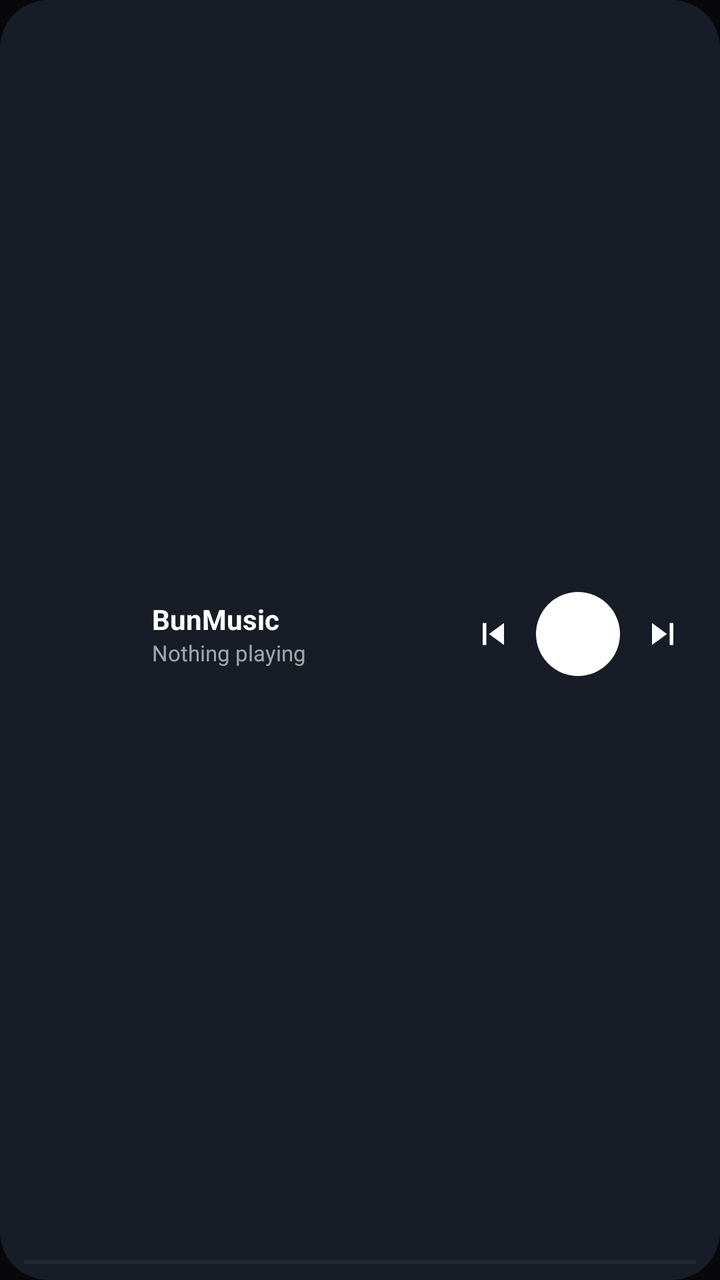
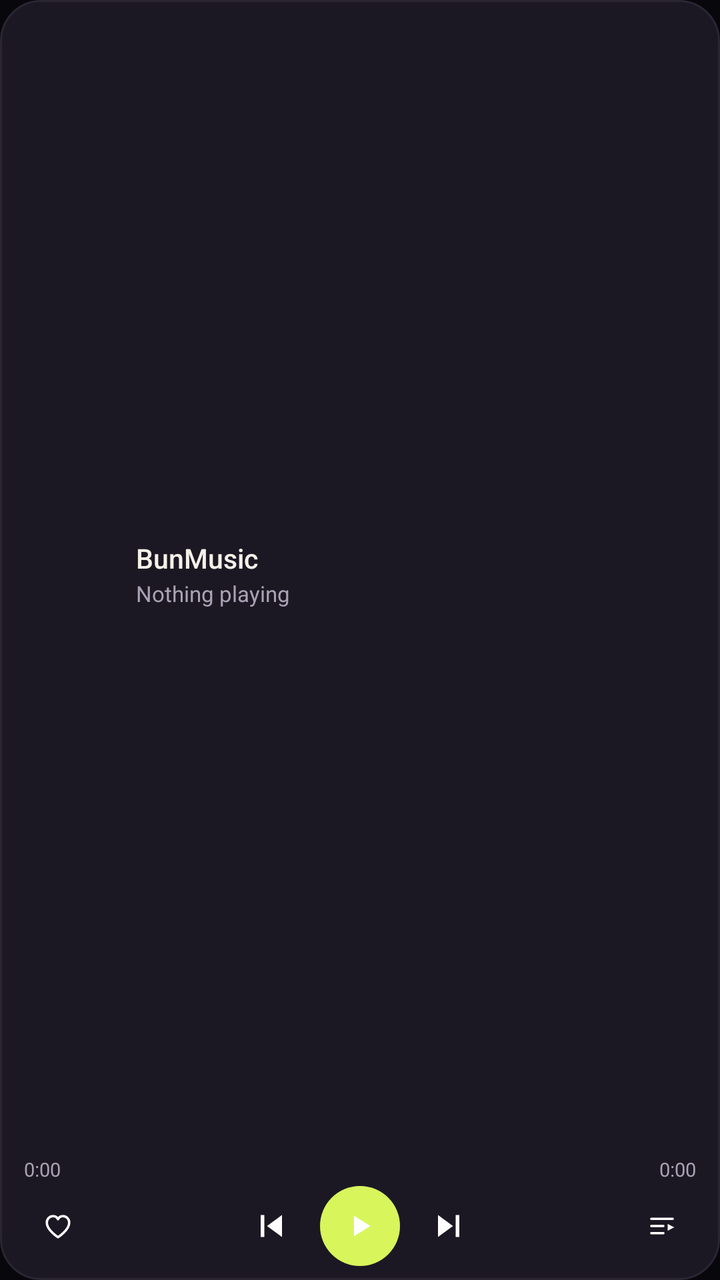

Screens rendered from an Android XML layout before and after an edit, with the pre-edit source and the edit as a unified diff.
<!-- AndroidManifest.xml: application theme Theme.BunMusic -->
<!-- res/layout/widget_player.xml -->
<?xml version="1.0" encoding="utf-8"?>
<LinearLayout xmlns:android="http://schemas.android.com/apk/res/android"
    android:id="@+id/widget_root"
    android:layout_width="match_parent"
    android:layout_height="match_parent"
    android:orientation="vertical"
    android:background="@drawable/widget_bg_dark"
    android:paddingStart="12dp"
    android:paddingEnd="12dp"
    android:paddingTop="10dp"
    android:paddingBottom="8dp">

    <LinearLayout
        android:layout_width="match_parent"
        android:layout_height="0dp"
        android:layout_weight="1"
        android:orientation="horizontal"
        android:gravity="center_vertical">

        <ImageView
            android:id="@+id/widget_art"
            android:layout_width="52dp"
            android:layout_height="52dp"
            android:scaleType="centerCrop"
            android:contentDescription="@null" />

        <LinearLayout
            android:layout_width="0dp"
            android:layout_height="wrap_content"
            android:layout_weight="1"
            android:orientation="vertical"
            android:layout_marginStart="12dp"
            android:layout_marginEnd="8dp">

            <TextView
                android:id="@+id/widget_title"
                android:layout_width="match_parent"
                android:layout_height="wrap_content"
                android:textSize="14sp"
                android:textStyle="bold"
                android:textColor="#FFFFFF"
                android:maxLines="1"
                android:ellipsize="end"
                android:text="BunMusic" />

            <TextView
                android:id="@+id/widget_artist"
                android:layout_width="match_parent"
                android:layout_height="wrap_content"
                android:textSize="11sp"
                android:textColor="#99FFFFFF"
                android:maxLines="1"
                android:ellipsize="end"
                android:text="Nothing playing" />
        </LinearLayout>

        <ImageView
            android:id="@+id/widget_prev"
            android:layout_width="34dp"
            android:layout_height="34dp"
            android:padding="7dp"
            android:src="@drawable/ic_w_prev"
            android:contentDescription="Previous" />

        <ImageView
            android:id="@+id/widget_toggle"
            android:layout_width="42dp"
            android:layout_height="42dp"
            android:layout_marginStart="4dp"
            android:layout_marginEnd="4dp"
            android:padding="11dp"
            android:background="@drawable/widget_btn_dark"
            android:src="@drawable/ic_w_play"
            android:contentDescription="Play or pause" />

        <ImageView
            android:id="@+id/widget_next"
            android:layout_width="34dp"
            android:layout_height="34dp"
            android:padding="7dp"
            android:src="@drawable/ic_w_next"
            android:contentDescription="Next" />
    </LinearLayout>

    <ProgressBar
        android:id="@+id/widget_progress"
        style="?android:attr/progressBarStyleHorizontal"
        android:layout_width="match_parent"
        android:layout_height="2dp"
        android:layout_marginTop="6dp"
        android:max="1000"
        android:progress="0"
        android:progressTint="#FFFFFF"
        android:progressBackgroundTint="#33FFFFFF" />
</LinearLayout>
<!-- resources referenced by this layout -->
<resources>
  <!-- drawable ic_w_next (drawable) -->
  <vector xmlns:android="http://schemas.android.com/apk/res/android"
      android:width="24dp" android:height="24dp"
      android:viewportWidth="24" android:viewportHeight="24">
      <path android:fillColor="#FFFFFF" android:pathData="M6,5.4 L15,12 L6,18.6 Z M16.6,5.4 h2.2 v13.2 h-2.2 z" />
  </vector>
  <!-- drawable ic_w_play (drawable) -->
  <vector xmlns:android="http://schemas.android.com/apk/res/android"
      android:width="24dp" android:height="24dp"
      android:viewportWidth="24" android:viewportHeight="24">
      <path android:fillColor="#FFFFFF" android:pathData="M8,5.2 L19,12 L8,18.8 Z" />
  </vector>
  <!-- drawable ic_w_prev (drawable) -->
  <vector xmlns:android="http://schemas.android.com/apk/res/android"
      android:width="24dp" android:height="24dp"
      android:viewportWidth="24" android:viewportHeight="24">
      <path android:fillColor="#FFFFFF" android:pathData="M18,5.4 L9,12 L18,18.6 Z M5.2,5.4 h2.2 v13.2 h-2.2 z" />
  </vector>
  <!-- drawable widget_bg_dark (drawable) -->
  <?xml version="1.0" encoding="utf-8"?>
  <shape xmlns:android="http://schemas.android.com/apk/res/android" android:shape="rectangle">
      <corners android:radius="24dp" />
      <solid android:color="#171C26" />
  </shape>
  <!-- drawable widget_btn_dark (drawable) -->
  <?xml version="1.0" encoding="utf-8"?>
  <shape xmlns:android="http://schemas.android.com/apk/res/android" android:shape="oval">
      <solid android:color="#FFFFFF" />
  </shape>
  <style name="Theme.BunMusic" parent="android:Theme.Material.NoActionBar">
          <item name="android:statusBarColor">#08070B</item>
          <item name="android:navigationBarColor">#08070B</item>
          <item name="android:windowBackground">#08070B</item>
          <item name="android:windowLightStatusBar">false</item>
      </style>
</resources>

<!-- the commit's change to res/layout/widget_player.xml (unified diff, before → after) -->
@@ -4,13 +4,14 @@
     android:layout_width="match_parent"
     android:layout_height="match_parent"
     android:orientation="vertical"
-    android:background="@drawable/widget_bg_dark"
+    android:background="@drawable/widget_card_midnight_round"
     android:paddingStart="12dp"
     android:paddingEnd="12dp"
-    android:paddingTop="10dp"
-    android:paddingBottom="8dp">
+    android:paddingTop="9dp"
+    android:paddingBottom="7dp">
 
     <LinearLayout
+        android:id="@+id/widget_top"
         android:layout_width="match_parent"
         android:layout_height="0dp"
         android:layout_weight="1"
@@ -19,8 +20,8 @@
 
         <ImageView
             android:id="@+id/widget_art"
-            android:layout_width="52dp"
-            android:layout_height="52dp"
+            android:layout_width="46dp"
+            android:layout_height="match_parent"
             android:scaleType="centerCrop"
             android:contentDescription="@null" />
 
@@ -28,17 +29,17 @@
             android:layout_width="0dp"
             android:layout_height="wrap_content"
             android:layout_weight="1"
-            android:orientation="vertical"
-            android:layout_marginStart="12dp"
-            android:layout_marginEnd="8dp">
+            android:layout_marginStart="10dp"
+            android:layout_marginEnd="6dp"
+            android:orientation="vertical">
 
             <TextView
                 android:id="@+id/widget_title"
                 android:layout_width="match_parent"
                 android:layout_height="wrap_content"
-                android:textSize="14sp"
-                android:textStyle="bold"
-                android:textColor="#FFFFFF"
+                android:fontFamily="sans-serif-medium"
+                android:textSize="13.5sp"
+                android:textColor="#F4F1E9"
                 android:maxLines="1"
                 android:ellipsize="end"
                 android:text="BunMusic" />
@@ -47,49 +48,113 @@
                 android:id="@+id/widget_artist"
                 android:layout_width="match_parent"
                 android:layout_height="wrap_content"
+                android:layout_marginTop="1dp"
+                android:fontFamily="sans-serif"
                 android:textSize="11sp"
-                android:textColor="#99FFFFFF"
+                android:textColor="#A8A2B4"
                 android:maxLines="1"
                 android:ellipsize="end"
                 android:text="Nothing playing" />
         </LinearLayout>
+    </LinearLayout>
+
+    <ImageView
+        android:id="@+id/widget_progress"
+        android:layout_width="match_parent"
+        android:layout_height="3dp"
+        android:layout_marginTop="7dp"
+        android:scaleType="fitXY"
+        android:contentDescription="@null" />
+
+    <LinearLayout
+        android:id="@+id/widget_times"
+        android:layout_width="match_parent"
+        android:layout_height="wrap_content"
+        android:layout_marginTop="3dp"
+        android:orientation="horizontal">
+
+        <TextView
+            android:id="@+id/widget_elapsed"
+            android:layout_width="wrap_content"
+            android:layout_height="wrap_content"
+            android:fontFamily="sans-serif"
+            android:textSize="9.5sp"
+            android:textColor="#A8A2B4"
+            android:text="0:00" />
+
+        <TextView
+            android:id="@+id/widget_duration"
+            android:layout_width="0dp"
+            android:layout_height="wrap_content"
+            android:layout_weight="1"
+            android:gravity="end"
+            android:fontFamily="sans-serif"
+            android:textSize="9.5sp"
+            android:textColor="#A8A2B4"
+            android:text="0:00" />
+    </LinearLayout>
+
+    <LinearLayout
+        android:id="@+id/widget_controls"
+        android:layout_width="match_parent"
+        android:layout_height="40dp"
+        android:layout_marginTop="2dp"
+        android:orientation="horizontal"
+        android:gravity="center_vertical">
+
+        <ImageView
+            android:id="@+id/widget_like"
+            android:layout_width="34dp"
+            android:layout_height="34dp"
+            android:padding="9dp"
+            android:src="@drawable/ic_w_heart"
+            android:contentDescription="Like" />
+
+        <LinearLayout
+            android:layout_width="0dp"
+            android:layout_height="1dp"
+            android:layout_weight="1"
+            android:orientation="horizontal" />
 
         <ImageView
             android:id="@+id/widget_prev"
-            android:layout_width="34dp"
-            android:layout_height="34dp"
-            android:padding="7dp"
+            android:layout_width="36dp"
+            android:layout_height="36dp"
+            android:padding="8dp"
             android:src="@drawable/ic_w_prev"
             android:contentDescription="Previous" />
 
         <ImageView
             android:id="@+id/widget_toggle"
-            android:layout_width="42dp"
-            android:layout_height="42dp"
-            android:layout_marginStart="4dp"
-            android:layout_marginEnd="4dp"
+            android:layout_width="40dp"
+            android:layout_height="40dp"
+            android:layout_marginStart="6dp"
+            android:layout_marginEnd="6dp"
             android:padding="11dp"
-            android:background="@drawable/widget_btn_dark"
+            android:background="@drawable/widget_play_midnight"
             android:src="@drawable/ic_w_play"
             android:contentDescription="Play or pause" />
 
         <ImageView
             android:id="@+id/widget_next"
+            android:layout_width="36dp"
+            android:layout_height="36dp"
+            android:padding="8dp"
+            android:src="@drawable/ic_w_next"
+            android:contentDescription="Next" />
+
+        <LinearLayout
+            android:layout_width="0dp"
+            android:layout_height="1dp"
+            android:layout_weight="1"
+            android:orientation="horizontal" />
+
+        <ImageView
+            android:id="@+id/widget_queue"
             android:layout_width="34dp"
             android:layout_height="34dp"
-            android:padding="7dp"
-            android:src="@drawable/ic_w_next"
-            android:contentDescription="Next" />
+            android:padding="9dp"
+            android:src="@drawable/ic_w_queue"
+            android:contentDescription="Open queue" />
     </LinearLayout>
-
-    <ProgressBar
-        android:id="@+id/widget_progress"
-        style="?android:attr/progressBarStyleHorizontal"
-        android:layout_width="match_parent"
-        android:layout_height="2dp"
-        android:layout_marginTop="6dp"
-        android:max="1000"
-        android:progress="0"
-        android:progressTint="#FFFFFF"
-        android:progressBackgroundTint="#33FFFFFF" />
 </LinearLayout>
<!-- resource entries referenced after the edit -->
@@ -1,5 +1,17 @@
 <!-- resources referenced by this layout -->
 <resources>
+  <!-- drawable ic_w_heart (drawable) -->
+  <vector xmlns:android="http://schemas.android.com/apk/res/android"
+      android:width="24dp" android:height="24dp"
+      android:viewportWidth="24" android:viewportHeight="24">
+      <path
+          android:pathData="M12,20.4 C12,20.4 3.6,15.1 3.6,9.5 C3.6,6.7 5.7,4.6 8.3,4.6 C10,4.6 11.3,5.5 12,6.9 C12.7,5.5 14,4.6 15.7,4.6 C18.3,4.6 20.4,6.7 20.4,9.5 C20.4,15.1 12,20.4 12,20.4 Z"
+          android:strokeColor="#FFFFFF"
+          android:strokeWidth="1.8"
+          android:strokeLineJoin="round"
+          android:strokeLineCap="round"
+          android:fillColor="#00000000" />
+  </vector>
   <!-- drawable ic_w_next (drawable) -->
   <vector xmlns:android="http://schemas.android.com/apk/res/android"
       android:width="24dp" android:height="24dp"
@@ -18,16 +30,30 @@
       android:viewportWidth="24" android:viewportHeight="24">
       <path android:fillColor="#FFFFFF" android:pathData="M18,5.4 L9,12 L18,18.6 Z M5.2,5.4 h2.2 v13.2 h-2.2 z" />
   </vector>
-  <!-- drawable widget_bg_dark (drawable) -->
+  <!-- drawable ic_w_queue (drawable) -->
+  <vector xmlns:android="http://schemas.android.com/apk/res/android"
+      android:width="24dp" android:height="24dp"
+      android:viewportWidth="24" android:viewportHeight="24">
+      <path
+          android:pathData="M4,6.6 L20,6.6 M4,12 L13,12 M4,17.4 L13,17.4"
+          android:strokeColor="#FFFFFF"
+          android:strokeWidth="1.8"
+          android:strokeLineCap="round" />
+      <path
+          android:pathData="M16.2,10.4 L21.2,13 L16.2,15.6 Z"
+          android:fillColor="#FFFFFF" />
+  </vector>
+  <!-- drawable widget_card_midnight_round (drawable) -->
   <?xml version="1.0" encoding="utf-8"?>
   <shape xmlns:android="http://schemas.android.com/apk/res/android" android:shape="rectangle">
-      <corners android:radius="24dp" />
-      <solid android:color="#171C26" />
+      <corners android:radius="20dp" />
+      <solid android:color="#1C1823" />
+      <stroke android:width="1dp" android:color="#2A2533" />
   </shape>
-  <!-- drawable widget_btn_dark (drawable) -->
+  <!-- drawable widget_play_midnight (drawable) -->
   <?xml version="1.0" encoding="utf-8"?>
   <shape xmlns:android="http://schemas.android.com/apk/res/android" android:shape="oval">
-      <solid android:color="#FFFFFF" />
+      <solid android:color="#D8F65C" />
   </shape>
   <style name="Theme.BunMusic" parent="android:Theme.Material.NoActionBar">
           <item name="android:statusBarColor">#08070B</item>
